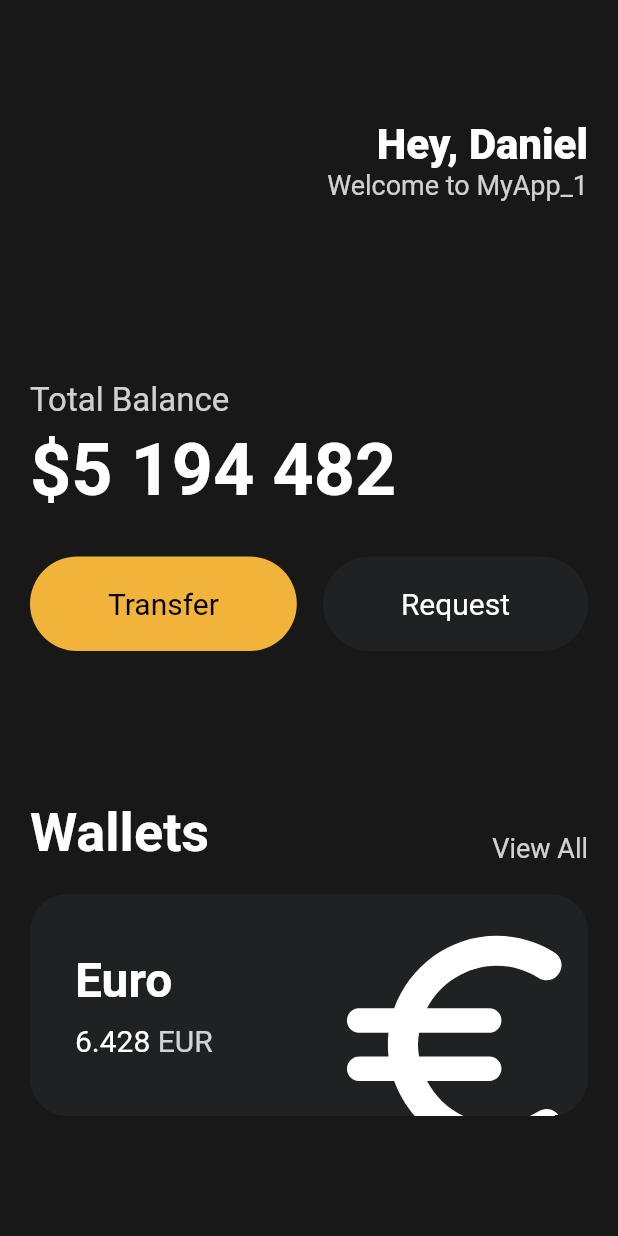
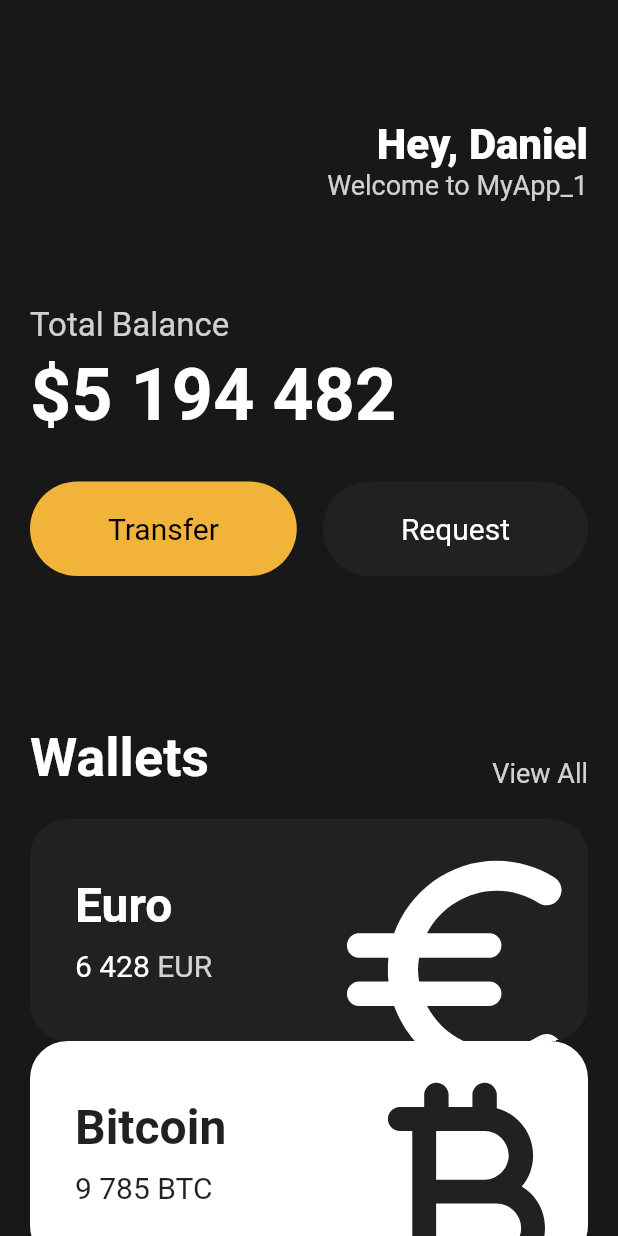
Before and after one commit to bladnoch/Flutter_App_UI, a Flutter app: the screen it shows after launch, on a phone screen of 412 x 824 dp. Run offline on Flutter 3.47's test engine with Material 2 defaults, Android fonts, the phone set to English and light mode, and no system bars.

Commit message:
add currency_card.dart, and add bitcoin card

```diff
--- a/lib/main.dart
+++ b/lib/main.dart
@@ -1,5 +1,6 @@
 import 'package:flutter/material.dart';
-import 'package:myflutterproject/button.dart';
+import 'package:myflutterproject/widgets/button.dart';
+import 'package:myflutterproject/widgets/currency_card.dart';
 
 /// main.dart
 /// creat flutter application for practice to make UI, and webtoon app.
@@ -57,7 +58,7 @@ class App extends StatelessWidget{ // StatelessWidget: 무언가를 화면에
                 ],
               ),
               const SizedBox( //box for "total balance"
-                height: 120,
+                height: 70,
               ),
               Text("Total Balance",
                 style: TextStyle(
@@ -119,59 +120,25 @@ class App extends StatelessWidget{ // StatelessWidget: 무언가를 화면에
                 const SizedBox(
                   height: 20,
                 ),
-                Container(
-                  clipBehavior: Clip.hardEdge,
-                  decoration: BoxDecoration(
-                    color: const Color(0xFF1F2123),
-                    borderRadius: BorderRadius.circular(25),
-                  ),
-                  child: Padding(
-                    padding: const EdgeInsets.all(30,),
-                    child: Row(
-                      mainAxisAlignment: MainAxisAlignment.spaceBetween,
-                      children: [
-                        Column(
-                          crossAxisAlignment: CrossAxisAlignment.start,
-                          children: [
-                            const Text("Euro",
-                            style: TextStyle(
-                              color: Colors.white,
-                                fontSize: 32,
-                            fontWeight: FontWeight.w600,),
-                            ),
-                            const SizedBox(height: 10,),
-                            Row(
-                              children: [
-                                const Text("6.428",
-                                style: TextStyle(
-                                  color: Colors.white,
-                                  fontSize: 20,
-                                ),),
-                                const SizedBox(width: 5,),
-                                Text("EUR",
-                                style: TextStyle(
-                                  fontSize: 20,
-                                  color: Colors.white.withOpacity(0.8),
-
-                                ),),
-                              ],
-                            ),
-                          ],
-                        ),
-                        Transform.scale(
-                          scale: 2.2,
-                          child: Transform.translate(
-                            offset: const Offset(-5,12),
-                            child: const Icon(
-                              Icons.euro_rounded,
-                              color: Colors.white,
-                              size: 88,
-                            ),
-                          ),
-                        ),
-                      ],
-                    ),
-                  ),
+                 CurrencyCard(
+                  name: "Euro",
+                  code: "EUR", amount: "6 428",
+                  icon: Icons.euro_rounded,
+                  isInverted: false,
+                ),
+                 CurrencyCard(
+                      name: "Bitcoin",
+                    code: "BTC",
+                    amount: "9 785",
+                    icon: Icons.currency_bitcoin_rounded,
+                  isInverted: true,
+                ),
+                CurrencyCard(
+                  name: "Dollar",
+                  code: "USD",
+                  amount: "428",
+                  icon: Icons.money_outlined,
+                  isInverted: false,
                 ),
             ],
           ),
--- /dev/null
+++ b/lib/widgets/currency_card.dart
@@ -0,0 +1,77 @@
+import 'package:flutter/material.dart';
+
+class CurrencyCard extends StatelessWidget{
+
+  final String name, code, amount;
+  final IconData icon;
+  final bool isInverted;
+
+  final _blackColor= const Color(0xFF1F2123);
+
+  const CurrencyCard({
+   super.key,
+   required this.name,
+   required this.code,
+   required this.amount,
+   required this.icon,
+    required this.isInverted,
+});
+
+  @override
+  Widget build(BuildContext context) {
+    return Container(
+      clipBehavior: Clip.hardEdge,
+      decoration: BoxDecoration(
+        color: isInverted? Colors.white: _blackColor,
+        borderRadius: BorderRadius.circular(25),
+      ),
+      child: Padding(
+        padding:  const EdgeInsets.all(30,),
+        child: Row(
+          mainAxisAlignment: MainAxisAlignment.spaceBetween,
+          children: [
+            Column(
+              crossAxisAlignment: CrossAxisAlignment.start,
+              children: [
+                 Text(name,
+                  style:  TextStyle(
+                    color: isInverted ? _blackColor: Colors.white,
+                    fontSize: 32,
+                    fontWeight: FontWeight.w600,),
+                ),
+                 const SizedBox(height: 10,),
+                Row(
+                  children: [
+                    Text(amount,
+                      style:  TextStyle(
+                        color: isInverted ? _blackColor: Colors.white,
+                        fontSize: 20,
+                      ),),
+                     const SizedBox(width: 5,),
+                    Text(code,
+                      style: TextStyle(
+                        fontSize: 20,
+                        color: isInverted ? _blackColor: Colors.white.withOpacity(0.8),
+
+                      ),),
+                  ],
+                ),
+              ],
+            ),
+            Transform.scale(
+              scale: 2.2,
+              child: Transform.translate(
+                offset: const Offset(-5,12),
+                child: Icon(
+                  icon,
+                  color: isInverted ? _blackColor: Colors.white,
+                  size: 88,
+                ),
+              ),
+            ),
+          ],
+        ),
+      ),
+    );
+  }
+}
```
Also changed, not shown: lib/widgets/button.dart (renamed from lib/button.dart).
